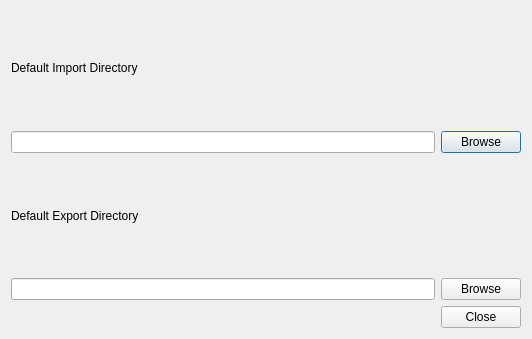
Old version of the form qfieldsync/ui/settings.ui in the repository opengisch/qfieldsync.
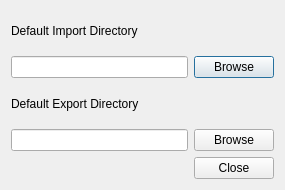
New version of the form.

What changed in the file:
```diff
--- a/qfieldsync/ui/settings.ui
+++ b/qfieldsync/ui/settings.ui
@@ -6,8 +6,8 @@
    <rect>
     <x>0</x>
     <y>0</y>
-    <width>532</width>
-    <height>339</height>
+    <width>285</width>
+    <height>190</height>
    </rect>
   </property>
   <property name="windowTitle">
```
